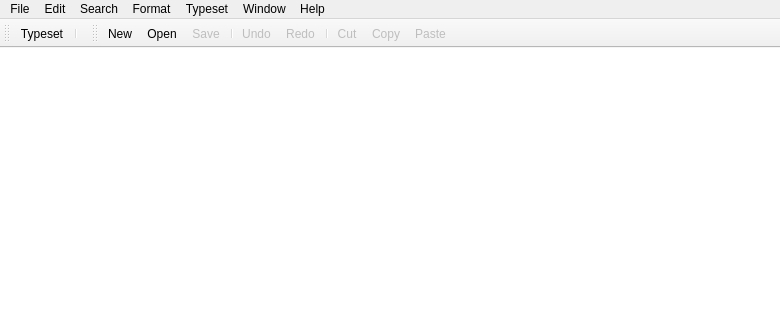
Above: TeXDocument.ui from Sharpie/TeXworks before the change; both pictures show x 0 to 780 and y 0 to 320 of the 780 by 580 pixel window. Below: the same form after it.
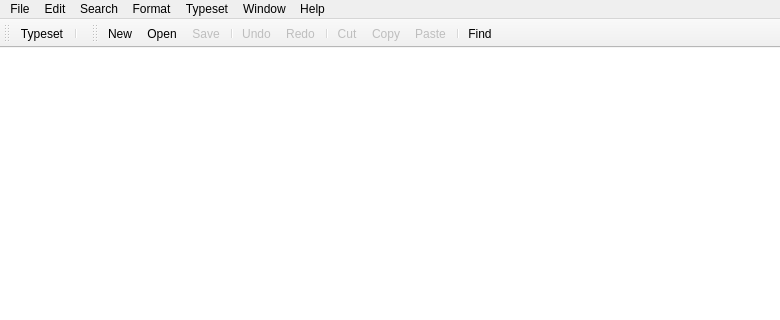
That is the form after the change. Icons and pictures are not drawn.

Patch:
```diff
--- a/TeXDocument.ui
+++ b/TeXDocument.ui
@@ -229,8 +229,8 @@
    </property>
    <property name="iconSize" >
     <size>
-     <width>16</width>
-     <height>16</height>
+     <width>24</width>
+     <height>24</height>
     </size>
    </property>
    <attribute name="toolBarArea" >
@@ -249,6 +249,8 @@
    <addaction name="actionCut" />
    <addaction name="actionCopy" />
    <addaction name="actionPaste" />
+   <addaction name="separator" />
+   <addaction name="actionFind" />
   </widget>
   <widget class="QStatusBar" name="myStatusBar" >
    <property name="font" >
```
Left out of the diff: 7 changed lines with no effect on the pictures.
